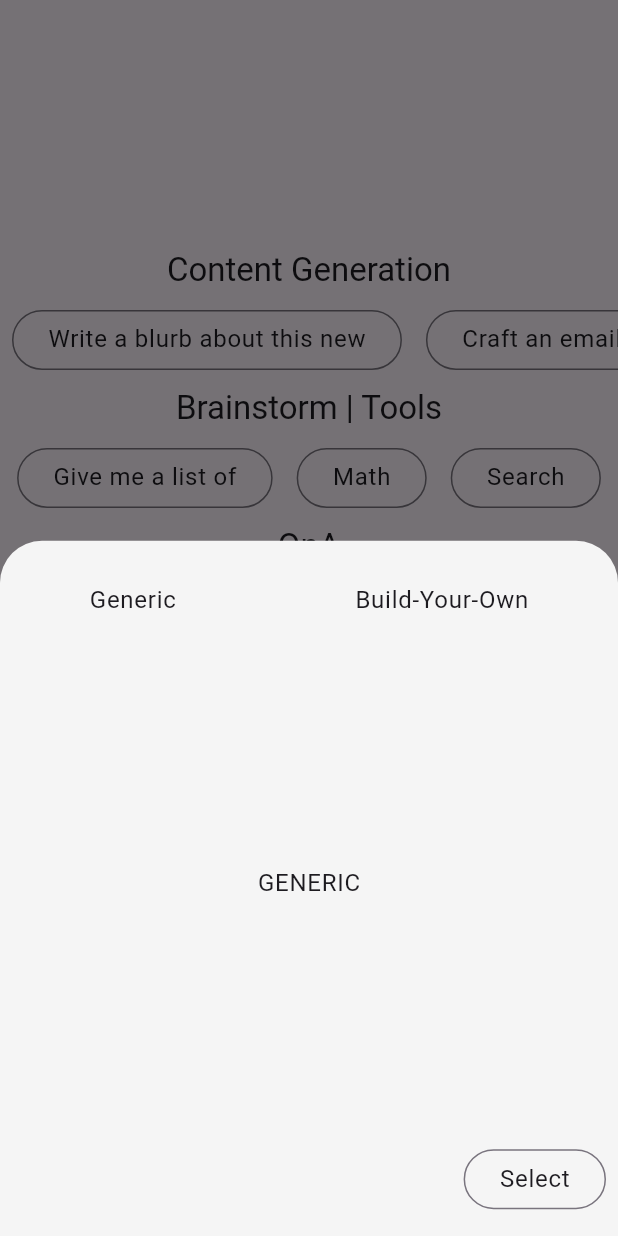
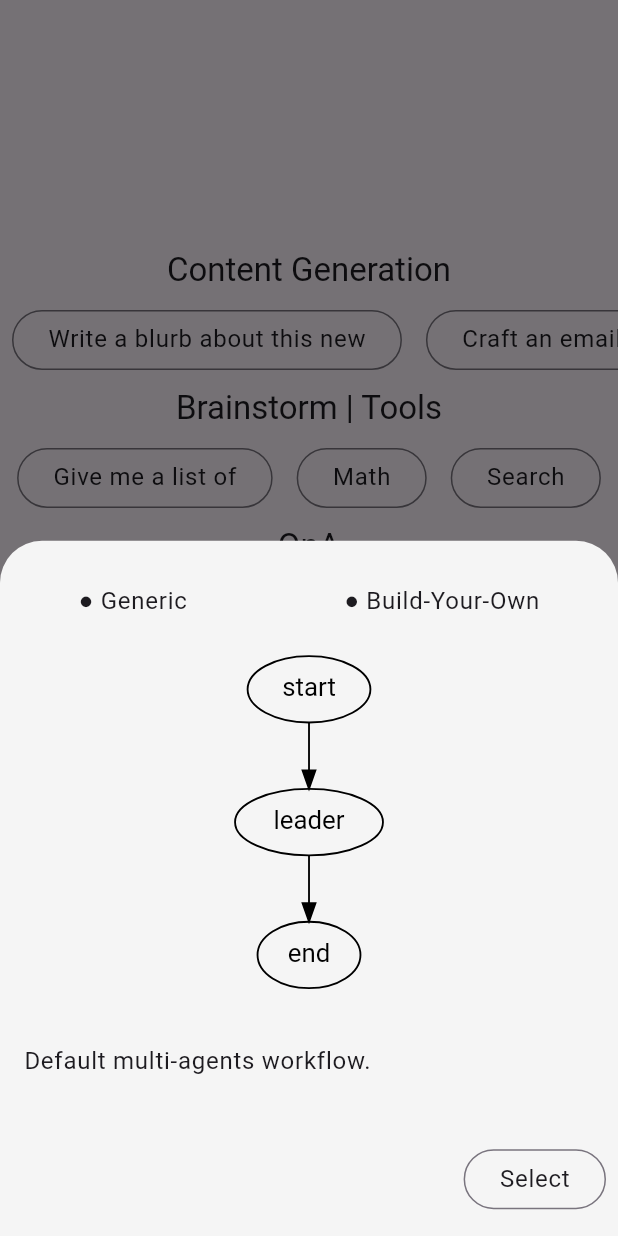
Before and after one commit to yeirr/nvidia_ai_agents_developer_contest, a Flutter app: the screen it shows after launch, after a tap on the "commit" icon, on a phone screen of 412 x 824 dp. Run offline on Flutter 3.47's test engine with Material 3 defaults, Android fonts, the phone set to English and light mode, and no system bars; our stand-ins replace flutter_secure_storage, flutter_svg, hive, hive_flutter; missing offline and left inert: dart:html, dart:js, dart:js_interop; accounts and stored records are empty.

Commit message:
misc: add web client asset for display workflow in SVG format

```diff
--- a/frontend/client/lib/main.dart
+++ b/frontend/client/lib/main.dart
@@ -14,6 +14,7 @@ import 'package:flutter_web_plugins/flutter_web_plugins.dart';
 import 'package:hive/hive.dart';
 import 'package:hive_flutter/hive_flutter.dart';
 import 'package:provider/provider.dart';
+import 'package:flutter_svg/flutter_svg.dart';
 
 import "package:client/models/state_models.dart";
 import "package:client/configuration_web_mobile.dart";
@@ -185,7 +186,7 @@ class _HomePageState extends State<HomePage> {
                                       padding: const EdgeInsets.only(top: 16),
                                       child: TextButton(
                                         child: Text(
-                                          'Generic',
+                                          '● Generic',
                                           style: textTheme.bodyLarge,
                                         ),
                                         onPressed: () {
@@ -198,7 +199,7 @@ class _HomePageState extends State<HomePage> {
                                       padding: const EdgeInsets.only(top: 16),
                                       child: TextButton(
                                         child: Text(
-                                          'Build-Your-Own',
+                                          '● Build-Your-Own',
                                           style: textTheme.bodyLarge,
                                         ),
                                         onPressed: () {
@@ -215,20 +216,46 @@ class _HomePageState extends State<HomePage> {
                                 children: <Widget>[
                                   Center(
                                       child: Container(
+                                          color: Colors.transparent,
                                           width: size.width,
                                           height: size.height * 0.40,
                                           child: Center(
                                               child: llmDataModel.isGeneric
-                                                  ? Text("GENERIC",
-                                                      style:
-                                                          textTheme.bodyLarge)
-                                                  : Text("BYO",
+                                                  // Load app asset(svg).
+                                                  ? Column(children: <Widget>[
+                                                      Container(
+                                                          padding:
+                                                              const EdgeInsets
+                                                                  .all(8),
+                                                          color: Colors
+                                                              .transparent,
+                                                          width: size.width,
+                                                          height:
+                                                              size.height * 0.3,
+                                                          child: SvgPicture.asset(
+                                                              'assets/workflow_transparent_bg.svg')),
+                                                      Align(
+                                                          alignment: Alignment
+                                                              .bottomLeft,
+                                                          child: Padding(
+                                                              padding:
+                                                                  const EdgeInsets
+                                                                      .only(
+                                                                      left: 16,
+                                                                      top: 24),
+                                                              child: Text(
+                                                                  "Default multi-agents workflow.",
                                                                   style: textTheme
-                                                          .bodyLarge))))
+                                                                      .bodyLarge)))
+                                                    ])
+                                                  : Text("Work-In-Progress",
+                                                      style: textTheme
+                                                          .titleLarge))))
                                 ],
                               ),
                               // Confirmation buttom
-                              Align(
+                              llmDataModel.isGeneric
+                                  ? Align(
                                       alignment: Alignment.bottomRight,
                                       child: Padding(
                                           padding: const EdgeInsets.all(8),
@@ -242,7 +269,8 @@ class _HomePageState extends State<HomePage> {
                                                 Navigator.pop(context);
                                               },
                                             ),
-                                      ))),
+                                          )))
+                                  : SizedBox.shrink(),
                             ]));
                       });
                     });
@@ -789,6 +817,8 @@ class _HomePageState extends State<HomePage> {
       // Fallback to offline local on-device inference.
     }
   }
+
+  // Render Generic graph.
 }
 
 /// Available web features and APIs.
--- a/frontend/client/pubspec.yaml
+++ b/frontend/client/pubspec.yaml
@@ -17,6 +17,7 @@ dependencies:
   json_annotation: ^4.9.0
   web: ^0.5.0
   uuid: ^4.4.0
+  flutter_svg: ^2.0.10+1
 
 dev_dependencies:
   flutter_test:
@@ -30,3 +31,6 @@ dev_dependencies:
 
 flutter:
   uses-material-design: true
+  assets:
+    # Include all assets under a directory.
+    - assets/
```
Also changed, not shown: frontend/client/assets/workflow_transparent_bg.svg (added), frontend/client/pubspec.lock, 1 other file. Lines whose indentation alone changed are shown as unchanged.
